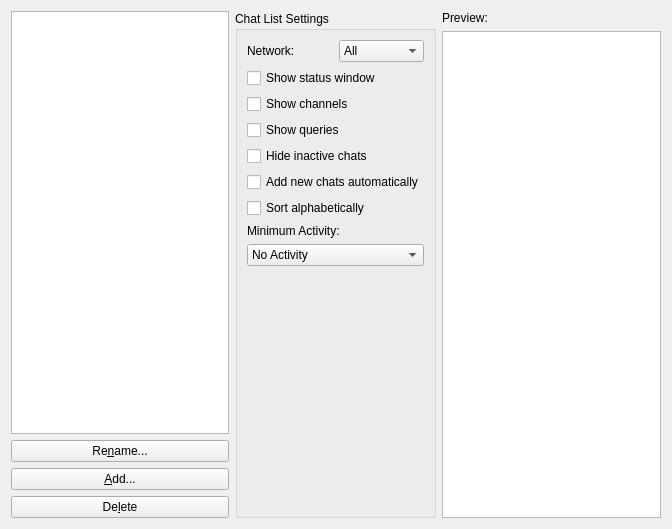
Qt form src/mobileui/settingspages/bufferviewsettingspage.ui (raininja/quassel2go) before a commit.
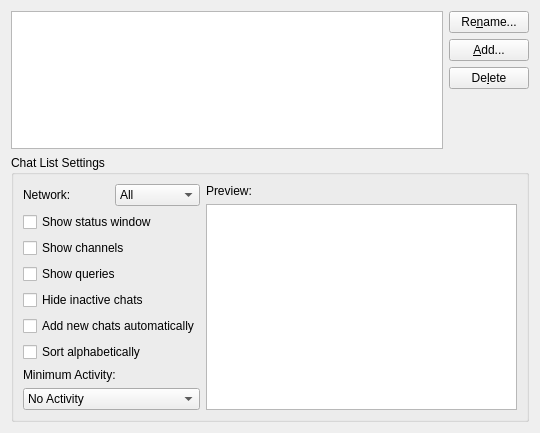
The same form after that commit. Icons and pictures are not drawn. Custom widgets are drawn as their Qt base class.

```diff
--- a/src/mobileui/settingspages/bufferviewsettingspage.ui
+++ b/src/mobileui/settingspages/bufferviewsettingspage.ui
@@ -6,19 +6,19 @@
    <rect>
     <x>0</x>
     <y>0</y>
-    <width>672</width>
-    <height>529</height>
+    <width>540</width>
+    <height>433</height>
    </rect>
   </property>
   <property name="windowTitle">
    <string>Form</string>
   </property>
-  <layout class="QHBoxLayout">
-   <item>
-    <layout class="QVBoxLayout">
-     <item>
-      <widget class="QListWidget" name="bufferViewList"/>
-     </item>
+  <layout class="QGridLayout" name="gridLayout_2">
+   <item row="0" column="0" rowspan="2">
+    <widget class="QListWidget" name="bufferViewList"/>
+   </item>
+   <item row="0" column="1">
+    <layout class="QVBoxLayout" name="verticalLayout_2">
      <item>
       <widget class="QPushButton" name="renameBufferView">
        <property name="sizePolicy">
@@ -78,13 +78,26 @@
      </item>
     </layout>
    </item>
-   <item>
+   <item row="1" column="1">
+    <spacer name="spacer">
+     <property name="orientation">
+      <enum>Qt::Vertical</enum>
+     </property>
+     <property name="sizeHint" stdset="0">
+      <size>
+       <width>17</width>
+       <height>65</height>
+      </size>
+     </property>
+    </spacer>
+   </item>
+   <item row="2" column="0" colspan="2">
     <widget class="QGroupBox" name="settingsGroupBox">
      <property name="title">
       <string>Chat List Settings</string>
      </property>
-     <layout class="QVBoxLayout" name="verticalLayout">
-      <item>
+     <layout class="QGridLayout" name="gridLayout">
+      <item row="0" column="0">
        <layout class="QHBoxLayout">
         <item>
          <widget class="QLabel" name="label">
@@ -104,7 +117,25 @@
         </item>
        </layout>
       </item>
-      <item>
+      <item row="0" column="1" rowspan="10">
+       <layout class="QVBoxLayout">
+        <item>
+         <widget class="QLabel" name="label_2">
+          <property name="text">
+           <string>Preview:</string>
+          </property>
+         </widget>
+        </item>
+        <item>
+         <widget class="PreviewBufferView" name="bufferViewPreview">
+          <property name="headerHidden">
+           <bool>true</bool>
+          </property>
+         </widget>
+        </item>
+       </layout>
+      </item>
+      <item row="1" column="0">
        <widget class="QCheckBox" name="onlyStatusBuffers">
         <property name="toolTip">
          <string>This option is not available when all Networks are visible.
@@ -115,49 +146,49 @@
         </property>
        </widget>
       </item>
-      <item>
+      <item row="2" column="0">
        <widget class="QCheckBox" name="onlyChannelBuffers">
         <property name="text">
          <string>Show channels</string>
         </property>
        </widget>
       </item>
-      <item>
+      <item row="3" column="0">
        <widget class="QCheckBox" name="onlyQueryBuffers">
         <property name="text">
          <string>Show queries</string>
         </property>
        </widget>
       </item>
-      <item>
+      <item row="4" column="0">
        <widget class="QCheckBox" name="hideInactiveBuffers">
         <property name="text">
          <string>Hide inactive chats</string>
         </property>
        </widget>
       </item>
-      <item>
+      <item row="5" column="0">
        <widget class="QCheckBox" name="addNewBuffersAutomatically">
         <property name="text">
          <string>Add new chats automatically</string>
         </property>
        </widget>
       </item>
-      <item>
+      <item row="6" column="0">
        <widget class="QCheckBox" name="sortAlphabetically">
         <property name="text">
          <string>Sort alphabetically</string>
         </property>
        </widget>
       </item>
-      <item>
+      <item row="7" column="0">
        <widget class="QLabel" name="label_3">
         <property name="text">
          <string>Minimum Activity:</string>
         </property>
        </widget>
       </item>
-      <item>
+      <item row="8" column="0">
        <widget class="QComboBox" name="minimumActivitySelector">
         <item>
          <property name="text">
@@ -181,7 +212,7 @@
         </item>
        </widget>
       </item>
-      <item>
+      <item row="9" column="0">
        <spacer>
         <property name="orientation">
          <enum>Qt::Vertical</enum>
@@ -197,24 +228,6 @@
      </layout>
     </widget>
    </item>
-   <item>
-    <layout class="QVBoxLayout">
-     <item>
-      <widget class="QLabel" name="label_2">
-       <property name="text">
-        <string>Preview:</string>
-       </property>
-      </widget>
-     </item>
-     <item>
-      <widget class="PreviewBufferView" name="bufferViewPreview">
-       <property name="headerHidden">
-        <bool>true</bool>
-       </property>
-      </widget>
-     </item>
-    </layout>
-   </item>
   </layout>
  </widget>
  <customwidgets>
```
Left out of the diff: 10 changed lines with no effect on the pictures.
